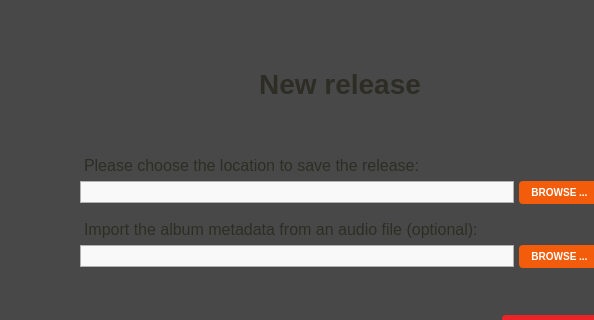
First picture: the form in resources/ui/new_album_screen.ui, repository Iconoclasteinc/tgit, before the edit; both pictures show x 210 to 804 and y 180 to 500 of the 1100 by 744 pixel window.
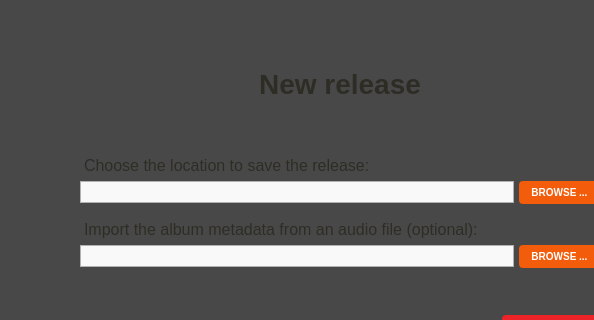
Second picture: the form after the edit. Icons and pictures are not drawn.

Commit message: Translated the new album screen to french.

What changed in the file:
```diff
--- a/resources/ui/new_album_screen.ui
+++ b/resources/ui/new_album_screen.ui
@@ -168,7 +168,7 @@
          <item row="0" column="1">
           <widget class="QLabel" name="album_location_label">
            <property name="text">
-            <string>Please choose the location to save the release:</string>
+            <string>Choose the location to save the release:</string>
            </property>
           </widget>
          </item>
```
The commit also changes 4 other files.
